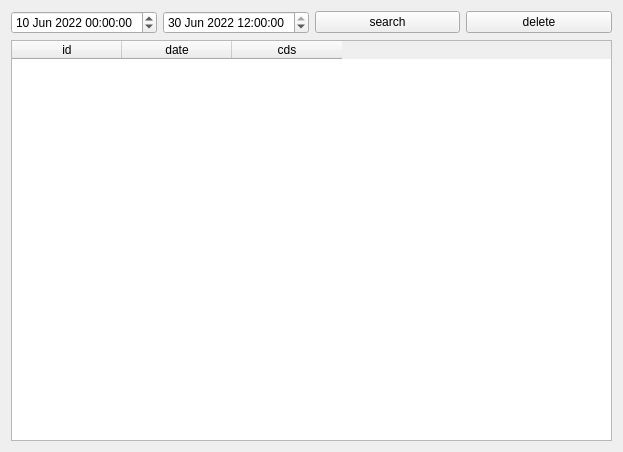
Above: IoTQtClient/tab6database.ui from GunwooYun/Qt_Examples before the change. Below: the same form after it.
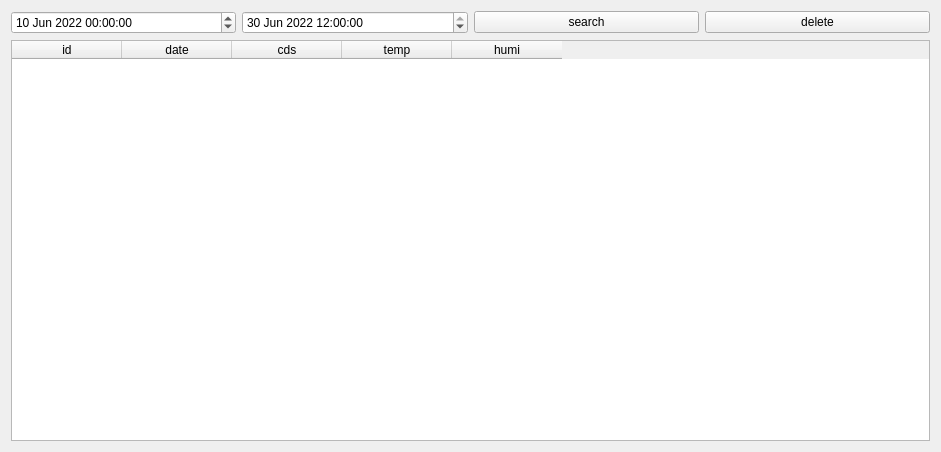
That is the form after the change.

What changed in the file:
```diff
--- a/IoTQtClient/tab6database.ui
+++ b/IoTQtClient/tab6database.ui
@@ -6,14 +6,14 @@
    <rect>
     <x>0</x>
     <y>0</y>
-    <width>623</width>
+    <width>941</width>
     <height>452</height>
    </rect>
   </property>
   <property name="windowTitle">
    <string>Form</string>
   </property>
-  <layout class="QVBoxLayout" name="verticalLayout">
+  <layout class="QVBoxLayout" name="verticalLayout" stretch="1,9">
    <item>
     <layout class="QHBoxLayout" name="horizontalLayout">
      <item>
@@ -64,6 +64,12 @@
     <layout class="QHBoxLayout" name="horizontalLayout_2">
      <item>
       <widget class="QTableWidget" name="pTableWidget">
+       <attribute name="horizontalHeaderCascadingSectionResizes">
+        <bool>false</bool>
+       </attribute>
+       <attribute name="horizontalHeaderMinimumSectionSize">
+        <number>100</number>
+       </attribute>
        <attribute name="horizontalHeaderDefaultSectionSize">
         <number>110</number>
        </attribute>
@@ -82,6 +88,16 @@
          <string>cds</string>
         </property>
        </column>
+       <column>
+        <property name="text">
+         <string>temp</string>
+        </property>
+       </column>
+       <column>
+        <property name="text">
+         <string>humi</string>
+        </property>
+       </column>
       </widget>
      </item>
     </layout>
```
Left out of the diff: 2 changed lines with no effect on the pictures.
